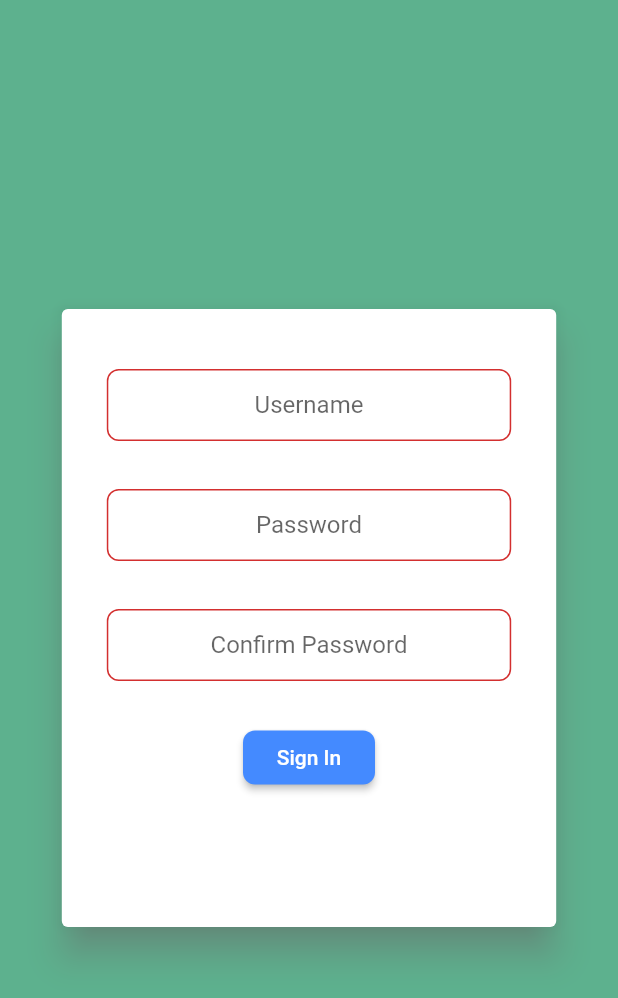
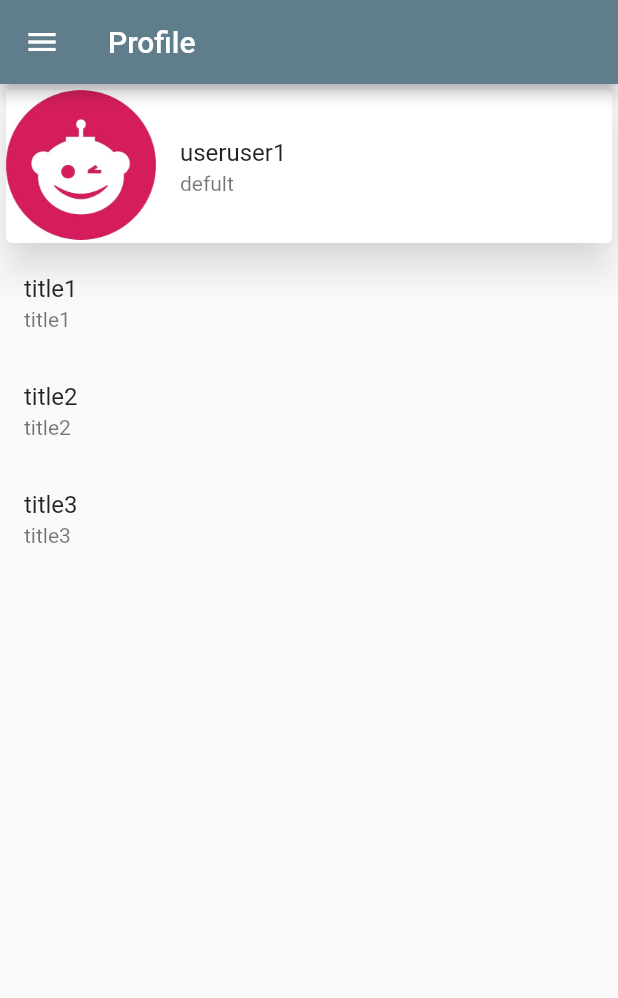
Before and after one commit to Amir-Mohseni/reddit, a Flutter app: the screen it shows after launch, after a tap on "sing up", on a phone screen of 412 x 824 dp. Shown: the top 998 px of the screen. Run offline on Flutter 3.47's test engine with Material 2 defaults, Android fonts, the phone set to English and light mode, and no system bars; accounts and stored records are empty; statements that could not run were skipped.

Commit message:
profile page added

```diff
--- a/lib/Classes/Post.dart
+++ b/lib/Classes/Post.dart
@@ -2,11 +2,11 @@ import 'Like.dart';
 
 class Post{
   dynamic content;
-  DateTime createdAt;
-  Object id;
-  Object image;
-  int likeCount;
-  Like like;
+  DateTime createdAt=DateTime.now();
+  Object? id;
+  Object? image;
+  int? likeCount;
+  Like? like;
 
-  Post(this.content, this.createdAt, this.id, this.image, this.likeCount,this.like);
+  Post({ required this.content, this.id, this.image, this.likeCount,this.like});
 }
--- /dev/null
+++ b/lib/ProfilePage.dart
@@ -0,0 +1,115 @@
+import 'package:flutter/cupertino.dart';
+import 'package:flutter/material.dart';
+
+import 'Classes/Post.dart';
+import 'Classes/User.dart';
+
+class ProfilePage extends StatefulWidget {
+  User user;
+  ProfilePage({Key? key,required this.user}) : super(key: key);
+
+  @override
+  State<ProfilePage> createState() => _ProfilePageState(user:user);
+}
+
+class _ProfilePageState extends State<ProfilePage> {
+  User? user;
+  _ProfilePageState({required this.user});
+  @override
+  Widget build(BuildContext context) {
+    String? titl;
+    return Scaffold(
+      drawer: Drawer(
+        child: ListView(
+          children: <Widget>[
+            DrawerHeader(
+              child: Text('Profile'),
+              decoration: BoxDecoration(
+                color: Colors.,
+              ),
+            ),
+            ListTile(
+              title: Text('Home'),
+              onTap: () {
+                Navigator.pop(context);
+              },
+            ),
+            ListTile(
+              title: Text('Profile'),
+              onTap: () {
+                Navigator.pop(context);
+              },
+            ),
+            ListTile(
+              title: Text('Logout'),
+              onTap: () {
+                Navigator.pop(context);
+              },
+            ),
+          ],
+        ),
+      )  ,
+      appBar: AppBar(
+        title: Text('Profile'),
+      ),
+      body: Container(
+        child: Column(
+          children: [
+            Container(
+              alignment: Alignment.topCenter,
+              height: 110,
+              child: Card(
+                shadowColor: Colors.white,
+                elevation: 10,
+                child: Container(
+                  child: Row(
+                    children: [
+                      Container(
+                        alignment: Alignment.topLeft,
+                        child: Image.asset(
+                           'assets/images/iconBlue.jpg',
+                            width: 100,
+                            height: 100,
+                          //  fit:BoxFit.fill
+                        ),
+                      ),
+                      Expanded(
+                        child: Container(
+                            child: ListTile(
+                              title: Text(user?.username??'defult'),
+                              subtitle: Text(user?.bio??'defult'),
+                            )
+                          ),
+                      ),
+                    ],
+                  ),
+                )
+              ),
+
+            ),
+            Expanded(
+              child: Container(
+                child: ListView.builder(
+                  itemCount: user?.Posts?.length??0,
+                  itemBuilder: (context, index) {
+                  return postTile(user!.Posts![index]);
+                },
+              )
+
+              ),
+            ),
+          ],
+
+    ),
+    ),
+    );
+  }
+
+Widget postTile(Post post){
+  return ListTile(
+    title: Text(post.content),
+    subtitle: Text(post.content),
+  );
+}
+
+}
--- a/lib/main.dart
+++ b/lib/main.dart
@@ -2,7 +2,9 @@ import 'package:flutter/material.dart';
 import 'package:reddit/Login/LoginPage.dart';
 import 'package:reddit/SingUp/SingUp.dart';
 
+import 'Classes/Post.dart';
 import 'Classes/User.dart';
+import 'ProfilePage.dart';
 
 void main() {
   runApp(MyApp());
@@ -40,11 +42,19 @@ class MyHomePage extends StatefulWidget {
 class _MyHomePageState extends State<MyHomePage> {
   List<User>? users = [];
   User? mainUser;
-
+  List<Post> posts = [];
 
   @override
   initState() {
     super.initState();
+    posts =[
+      Post(
+       content: 'title1',),
+      Post(
+        content: 'title2',),
+      Post(
+        content: 'title3',),
+        ];
     users = [
       User(
         username: 'useruser1',
@@ -55,6 +65,7 @@ class _MyHomePageState extends State<MyHomePage> {
         password: 'pass2',
       ),
     ];
+    users![0].Posts = posts.cast<Post>();
   }
 
   // users.add( User(username : "user",password: "user"));
@@ -104,7 +115,7 @@ class _MyHomePageState extends State<MyHomePage> {
                 onPressed: () {
                   Navigator.push(
                     context,
-                    MaterialPageRoute(builder: (context) => SignUpPage(addUser: addUser,)),
+                    MaterialPageRoute(builder: (context) => ProfilePage(user: users![0],)),
                   );
                 })
           ],
--- a/pubspec.yaml
+++ b/pubspec.yaml
@@ -29,6 +29,9 @@ flutter:
 
   uses-material-design: true
 
+  assets:
+    - assets/images/
+
   # To add assets to your application, add an assets section, like this:
   # assets:
   #   - images/a_dot_burr.jpeg
```
Also changed, not shown: assets/images/icon1.jpg (added), assets/images/iconBlue.jpg (added), assets/images/iconPurple.jpg (added), assets/images/iconYellow.jpg (added).
